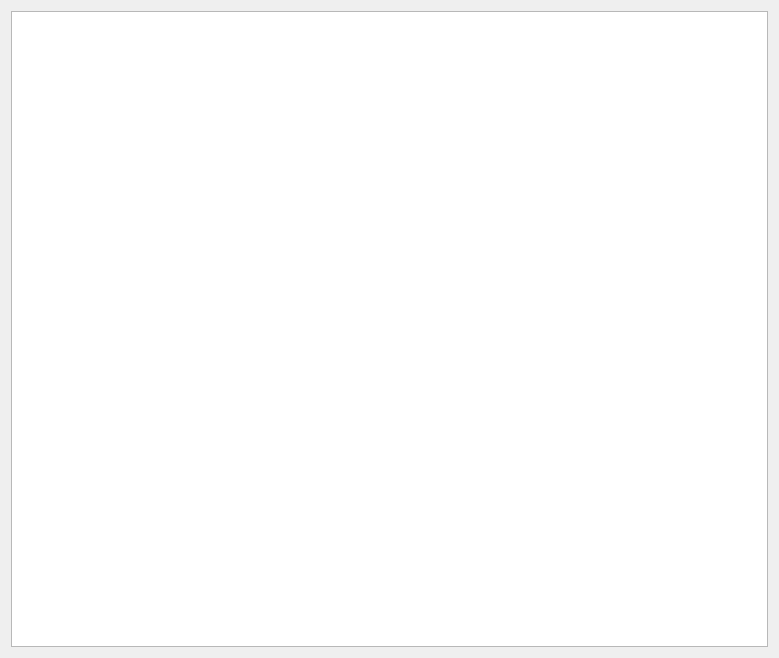
The window that metadatareport.ui (towhee/Winnow64) describes before a commit, drawn with Qt 5.
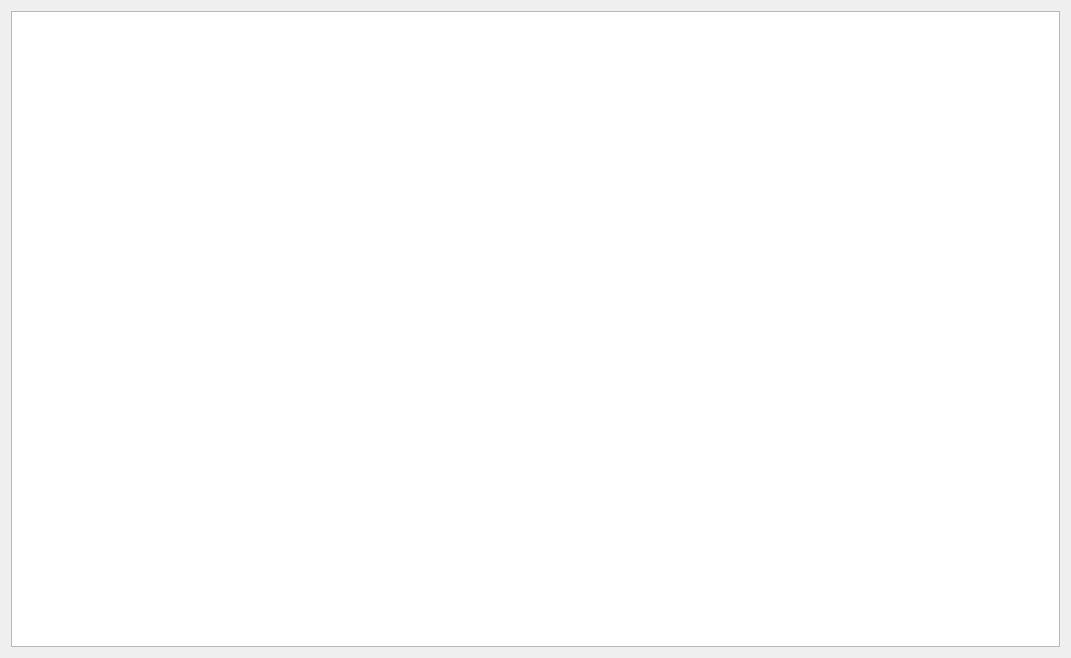
The same window after the commit.

The edit to the form file:
```diff
--- a/metadatareport.ui
+++ b/metadatareport.ui
@@ -6,7 +6,7 @@
    <rect>
     <x>0</x>
     <y>0</y>
-    <width>779</width>
+    <width>1071</width>
     <height>658</height>
    </rect>
   </property>
```
